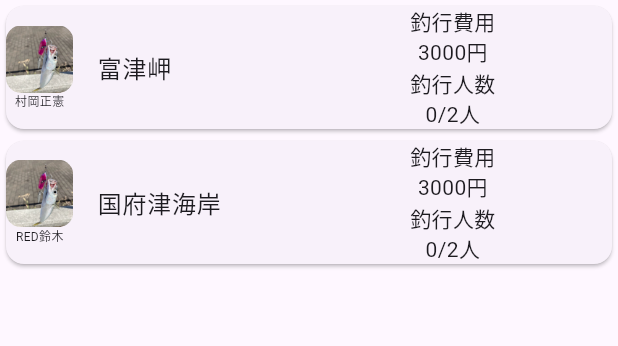
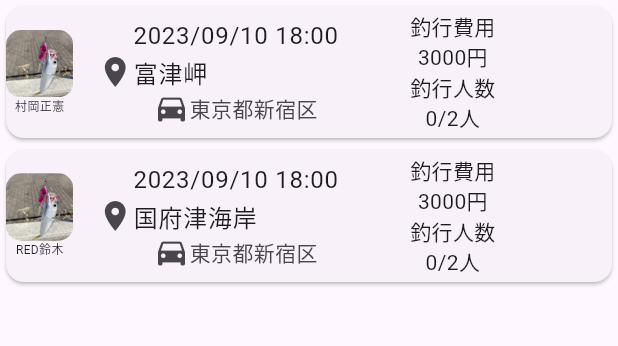
Before and after one commit to Kota049/lure_link, a Flutter app: the screen it shows after launch, on a phone screen of 412 x 824 dp, the part 84-430 px from its top. Run offline on Flutter 3.47's test engine with Material 2 defaults, Android fonts, the light colour scheme and no system bars.

Commit message:
add rucruitment card to date,icon,depature place

```diff
--- a/lure_link_flutter/lib/main.dart
+++ b/lure_link_flutter/lib/main.dart
@@ -58,16 +58,16 @@ class RecruitmentCard extends StatelessWidget {
               ClipRRect(
                 borderRadius: BorderRadius.circular(10), // Image border
                 child: AspectRatio(
-                    aspectRatio: 1/1,
+                    aspectRatio: 1 / 1,
                     child: Image.asset('images/saba.png', fit: BoxFit.cover)),
               ),
               SizedBox(
                   width: double.infinity,
                   child: Center(
-                    child: Text(user,
-                    style: const TextStyle(
-                      fontSize: 8
-                    ),),
+                    child: Text(
+                      user,
+                      style: const TextStyle(fontSize: 8),
+                    ),
                   ))
             ],
           ),
@@ -76,7 +76,26 @@ class RecruitmentCard extends StatelessWidget {
           flex: 5,
           fit: FlexFit.loose,
           child: ListTile(
-            title: Text(title),
+            title: Column(
+              children: [
+                const FittedBox(
+                    fit: BoxFit.scaleDown, child: Text("2023/09/10 18:00")),
+                Row(
+                  children: [
+                    const Icon(IconData(0xe3ab, fontFamily: 'MaterialIcons')),
+                    Text(title),
+                  ],
+                ),
+              ],
+            ),
+            subtitle: const FittedBox(
+                fit: BoxFit.scaleDown,
+                child: Row(
+                  children: [
+                    Icon(IconData(0xe1d7, fontFamily: 'MaterialIcons')),
+                    Text("東京都新宿区"),
+                  ],
+                )),
           ),
         ),
         const Flexible(
```
